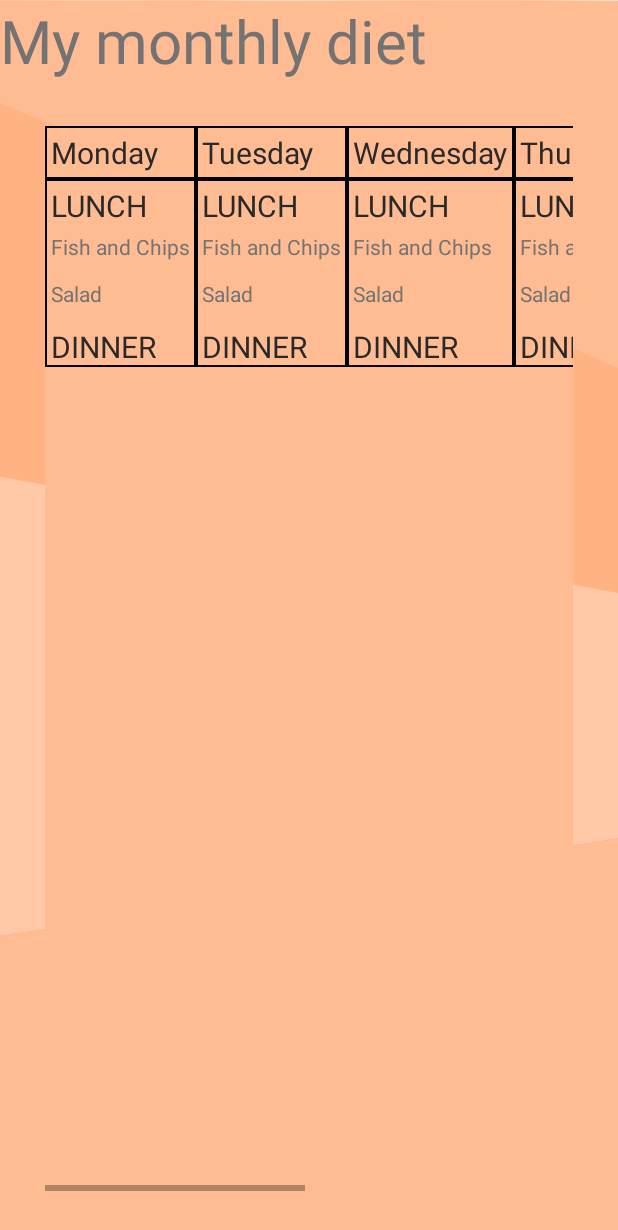
After one commit to Menuing/menuing-android, an Android app: the layout activity_weekly_diet.xml on its own in the app's theme, with its tools: preview values and no code run, on a phone screen of 412 x 824 dp. The commit adds this screen. Shown: the top 1230 px of the screen. Run offline under Robolectric (Android 15) with nearby library versions, the phone set to English and light mode, and no system bars.

Commit message:
weekly diet fisished

```diff
--- /dev/null
+++ b/app/src/main/java/com/example/mrg20/menuing_android/activities/WeeklyDietActivity.java
@@ -0,0 +1,16 @@
+package com.example.mrg20.menuing_android.activities;
+
+import android.os.Bundle;
+import android.support.annotation.Nullable;
+import android.support.v7.app.AppCompatActivity;
+
+import com.example.mrg20.menuing_android.R;
+
+public class WeeklyDietActivity extends AppCompatActivity {
+    @Override
+    protected void onCreate(@Nullable Bundle savedInstanceState) {
+        super.onCreate(savedInstanceState);
+
+        setContentView(R.layout.activity_weekly_diet);
+    }
+}
--- /dev/null
+++ b/app/src/main/res/drawable/table_row_borders.xml
@@ -0,0 +1,9 @@
+<?xml version="1.0" encoding="utf-8"?>
+<layer-list xmlns:android="http://schemas.android.com/apk/res/android">
+    <item>
+        <shape android:shape="rectangle">
+            <stroke android:color="@android:color/black" android:width="1dp"/>
+            <solid android:color="@color/colorPrimary"/>
+        </shape>
+    </item>
+</layer-list>
--- /dev/null
+++ b/app/src/main/res/layout/activity_weekly_diet.xml
@@ -0,0 +1,458 @@
+<?xml version="1.0" encoding="utf-8"?>
+<LinearLayout
+    xmlns:android="http://schemas.android.com/apk/res/android"
+    xmlns:tools="http://schemas.android.com/tools"
+    android:layout_width="match_parent"
+    android:layout_height="match_parent"
+    android:background="@android:color/transparent">
+
+    <LinearLayout
+        android:layout_width="match_parent"
+        android:layout_height="match_parent"
+        android:orientation="vertical"
+        android:background="@drawable/background"
+        android:layout_weight="2">
+
+        <TextView
+            android:id="@+id/allergiesTittle"
+            style="@style/SubTittle"
+            android:layout_width="match_parent"
+            android:layout_height="wrap_content"
+            android:text="@string/monthly_tittle"
+            />
+        <HorizontalScrollView android:id="@+id/ScrollView01"
+            android:layout_width="match_parent"
+            android:layout_height="match_parent"
+            android:layout_margin="30dp"
+            android:background="@android:color/transparent">
+
+            <LinearLayout
+                android:layout_width="wrap_content"
+                android:layout_height="match_parent"
+                android:background="@android:color/transparent"
+                >
+
+                <TableLayout
+                    android:id="@+id/monday_column"
+                    android:layout_width="wrap_content"
+                    android:layout_height="match_parent"
+                    android:layout_weight="1"
+                    android:orientation="vertical"
+                    android:visibility="visible">
+
+                    <TableRow
+                        android:layout_width="wrap_content"
+                        android:layout_height="match_parent"
+                        android:background="@drawable/table_row_borders">
+
+                        <TextView
+                            android:layout_width="wrap_content"
+                            android:layout_height="match_parent"
+                            android:layout_weight="1"
+                            android:text="@string/monday"
+                            android:layout_margin="4dp"
+                            style="@style/SmallText"/>
+
+                    </TableRow>
+
+                    <TableRow
+                        android:layout_width="match_parent"
+                        android:layout_height="match_parent"
+                        android:background="@drawable/table_row_borders">
+                        <LinearLayout
+                            android:layout_width="wrap_content"
+                            android:layout_height="match_parent"
+                            android:orientation="vertical"
+                            android:background="@android:color/transparent">
+                            <TextView
+                                android:layout_width="wrap_content"
+                                android:layout_height="match_parent"
+                                android:layout_weight="1"
+                                android:text="Lunch"
+                                android:layout_margin="4dp"
+                                style="@style/weekly_meal_tittle"/>
+                            <TextView
+                                android:layout_width="wrap_content"
+                                android:layout_height="match_parent"
+                                android:layout_weight="1"
+                                android:text="Fish and Chips"
+                                android:layout_margin="4dp"/>
+                            <TextView
+                                android:layout_width="wrap_content"
+                                android:layout_height="match_parent"
+                                android:layout_weight="1"
+                                android:text="Salad"
+                                android:layout_margin="4dp"/>
+                            <TextView
+                                android:layout_width="wrap_content"
+                                android:layout_height="match_parent"
+                                android:layout_weight="1"
+                                android:text="Dinner"
+                                android:layout_margin="4dp"
+                                style="@style/weekly_meal_tittle"/>
+                        </LinearLayout>
+                    </TableRow>
+                </TableLayout>
+
+                <TableLayout
+                    android:id="@+id/tuesday_column"
+                    android:layout_width="wrap_content"
+                    android:layout_height="match_parent"
+                    android:layout_weight="1">
+
+                    <TableRow
+                        android:layout_width="wrap_content"
+                        android:layout_height="match_parent"
+                        android:background="@drawable/table_row_borders">
+                        <TextView
+                            android:layout_width="wrap_content"
+                            android:layout_height="match_parent"
+                            android:layout_weight="1"
+                            android:text="@string/tuesday"
+                            android:layout_margin="4dp"
+                            style="@style/SmallText"/>
+
+                    </TableRow>
+
+                    <TableRow
+                        android:layout_width="match_parent"
+                        android:layout_height="match_parent"
+                        android:background="@drawable/table_row_borders">
+                        <LinearLayout
+                            android:layout_width="wrap_content"
+                            android:layout_height="match_parent"
+                            android:orientation="vertical"
+                            android:background="@android:color/transparent">
+                            <TextView
+                                android:layout_width="wrap_content"
+                                android:layout_height="match_parent"
+                                android:layout_weight="1"
+                                android:text="Lunch"
+                                android:layout_margin="4dp"
+                                style="@style/weekly_meal_tittle"/>
+                            <TextView
+                                android:layout_width="wrap_content"
+                                android:layout_height="match_parent"
+                                android:layout_weight="1"
+                                android:text="Fish and Chips"
+                                android:layout_margin="4dp"/>
+                            <TextView
+                                android:layout_width="wrap_content"
+                                android:layout_height="match_parent"
+                                android:layout_weight="1"
+                                android:text="Salad"
+                                android:layout_margin="4dp"/>
+                            <TextView
+                                android:layout_width="wrap_content"
+                                android:layout_height="match_parent"
+                                android:layout_weight="1"
+                                android:text="Dinner"
+                                android:layout_margin="4dp"
+                                style="@style/weekly_meal_tittle"/>
+                        </LinearLayout>
+                    </TableRow>
+                </TableLayout>
+
+                <TableLayout
+                    android:id="@+id/wednesday_column"
+                    android:layout_width="wrap_content"
+                    android:layout_height="match_parent"
+                    android:layout_weight="1">
+
+                    <TableRow
+                        android:layout_width="wrap_content"
+                        android:layout_height="match_parent"
+                        android:background="@drawable/table_row_borders">
+
+                        <TextView
+                            android:layout_width="wrap_content"
+                            android:layout_height="match_parent"
+                            android:layout_weight="1"
+                            android:text="@string/wednesday"
+                            android:layout_margin="4dp"
+                            style="@style/SmallText"/>
+
+                    </TableRow>
+
+                    <TableRow
+                        android:layout_width="match_parent"
+                        android:layout_height="match_parent"
+                        android:background="@drawable/table_row_borders">
+                        <LinearLayout
+                            android:layout_width="wrap_content"
+                            android:layout_height="match_parent"
+                            android:orientation="vertical"
+                            android:background="@android:color/transparent">
+                            <TextView
+                                android:layout_width="wrap_content"
+                                android:layout_height="match_parent"
+                                android:layout_weight="1"
+                                android:text="Lunch"
+                                android:layout_margin="4dp"
+                                style="@style/weekly_meal_tittle"/>
+                            <TextView
+                                android:layout_width="wrap_content"
+                                android:layout_height="match_parent"
+                                android:layout_weight="1"
+                                android:text="Fish and Chips"
+                                android:layout_margin="4dp"/>
+                            <TextView
+                                android:layout_width="wrap_content"
+                                android:layout_height="match_parent"
+                                android:layout_weight="1"
+                                android:text="Salad"
+                                android:layout_margin="4dp"/>
+                            <TextView
+                                android:layout_width="wrap_content"
+                                android:layout_height="match_parent"
+                                android:layout_weight="1"
+                                android:text="Dinner"
+                                android:layout_margin="4dp"
+                                style="@style/weekly_meal_tittle"/>
+                        </LinearLayout>
+                    </TableRow>
+                </TableLayout>
+
+                <TableLayout
+                    android:id="@+id/thursday_column"
+                    android:layout_width="wrap_content"
+                    android:layout_height="match_parent"
+                    android:layout_weight="1">
+
+                    <TableRow
+                        android:layout_width="wrap_content"
+                        android:layout_height="match_parent"
+                        android:background="@drawable/table_row_borders">
+
+                        <TextView
+                            android:layout_width="wrap_content"
+                            android:layout_height="match_parent"
+                            android:layout_weight="1"
+                            android:text="@string/thursday"
+                            android:layout_margin="4dp"
+                            style="@style/SmallText"/>
+
+                    </TableRow>
+
+                    <TableRow
+                        android:layout_width="match_parent"
+                        android:layout_height="match_parent"
+                        android:background="@drawable/table_row_borders">
+                        <LinearLayout
+                            android:layout_width="wrap_content"
+                            android:layout_height="match_parent"
+                            android:orientation="vertical"
+                            android:background="@android:color/transparent">
+                            <TextView
+                                android:layout_width="wrap_content"
+                                android:layout_height="match_parent"
+                                android:layout_weight="1"
+                                android:text="Lunch"
+                                android:layout_margin="4dp"
+                                style="@style/weekly_meal_tittle"/>
+                            <TextView
+                                android:layout_width="wrap_content"
+                                android:layout_height="match_parent"
+                                android:layout_weight="1"
+                                android:text="Fish and Chips"
+                                android:layout_margin="4dp"/>
+                            <TextView
+                                android:layout_width="wrap_content"
+                                android:layout_height="match_parent"
+                                android:layout_weight="1"
+                                android:text="Salad"
+                                android:layout_margin="4dp"/>
+                            <TextView
+                                android:layout_width="wrap_content"
+                                android:layout_height="match_parent"
+                                android:layout_weight="1"
+                                android:text="Dinner"
+                                android:layout_margin="4dp"
+                                style="@style/weekly_meal_tittle"/>
+                        </LinearLayout>
+                    </TableRow>
+                </TableLayout>
+
+                <TableLayout
+                    android:id="@+id/friday_column"
+                    android:layout_width="wrap_content"
+                    android:layout_height="match_parent"
+                    android:layout_weight="1">
+
+                    <TableRow
+                        android:layout_width="wrap_content"
+                        android:layout_height="match_parent"
+                        android:background="@drawable/table_row_borders">
+
+                        <TextView
+                            android:layout_width="wrap_content"
+                            android:layout_height="match_parent"
+                            android:layout_weight="1"
+                            android:text="@string/friday"
+                            android:layout_margin="4dp"
+                            style="@style/SmallText"/>
+
+                    </TableRow>
+
+                    <TableRow
+                        android:layout_width="match_parent"
+                        android:layout_height="match_parent"
+                        android:background="@drawable/table_row_borders">
+                        <LinearLayout
+                            android:layout_width="wrap_content"
+                            android:layout_height="match_parent"
+                            android:orientation="vertical"
+                            android:background="@android:color/transparent">
+                            <TextView
+                                android:layout_width="wrap_content"
+                                android:layout_height="match_parent"
+                                android:layout_weight="1"
+                                android:text="Lunch"
+                                android:layout_margin="4dp"
+                                style="@style/weekly_meal_tittle"/>
+                            <TextView
+                                android:layout_width="wrap_content"
+                                android:layout_height="match_parent"
+                                android:layout_weight="1"
+                                android:text="Fish and Chips"
+                                android:layout_margin="4dp"/>
+                            <TextView
+                                android:layout_width="wrap_content"
+                                android:layout_height="match_parent"
+                                android:layout_weight="1"
+                                android:text="Salad"
+                                android:layout_margin="4dp"/>
+                            <TextView
+                                android:layout_width="wrap_content"
+                                android:layout_height="match_parent"
+                                android:layout_weight="1"
+                                android:text="Dinner"
+                                android:layout_margin="4dp"
+                                style="@style/weekly_meal_tittle"/>
+                        </LinearLayout>
+                    </TableRow>
+                </TableLayout>
+                <TableLayout
+                    android:id="@+id/saturday_column"
+                    android:layout_width="wrap_content"
+                    android:layout_height="match_parent"
+                    android:layout_weight="1">
+
+                    <TableRow
+                        android:layout_width="wrap_content"
+                        android:layout_height="match_parent"
+                        android:background="@drawable/table_row_borders">
+
+                        <TextView
+                            android:layout_width="wrap_content"
+                            android:layout_height="match_parent"
+                            android:layout_weight="1"
+                            android:text="@string/saturday"
+                            android:layout_margin="4dp"
+                            style="@style/SmallText"/>
+
+                    </TableRow>
+
+                    <TableRow
+                        android:layout_width="match_parent"
+                        android:layout_height="match_parent"
+                        android:background="@drawable/table_row_borders">
+                        <LinearLayout
+                            android:layout_width="wrap_content"
+                            android:layout_height="match_parent"
+                            android:orientation="vertical"
+                            android:background="@android:color/transparent">
+                            <TextView
+                                android:layout_width="wrap_content"
+                                android:layout_height="match_parent"
+                                android:layout_weight="1"
+                                android:text="Lunch"
+                                android:layout_margin="4dp"
+                                style="@style/weekly_meal_tittle"/>
+                            <TextView
+                                android:layout_width="wrap_content"
+                                android:layout_height="match_parent"
+                                android:layout_weight="1"
+                                android:text="Fish and Chips"
+                                android:layout_margin="4dp"/>
+                            <TextView
+                                android:layout_width="wrap_content"
+                                android:layout_height="match_parent"
+                                android:layout_weight="1"
+                                android:text="Salad"
+                                android:layout_margin="4dp"/>
+                            <TextView
+                                android:layout_width="wrap_content"
+                                android:layout_height="match_parent"
+                                android:layout_weight="1"
+                                android:text="Dinner"
+                                style="@style/weekly_meal_tittle"
+                                android:layout_margin="4dp"/>
+                        </LinearLayout>
+                    </TableRow>
+                </TableLayout>
+                <TableLayout
+                    android:id="@+id/sunday_column"
+                    android:layout_width="wrap_content"
+                    android:layout_height="match_parent"
+                    android:layout_weight="1">
+
+                    <TableRow
+                        android:layout_width="wrap_content"
+                        android:layout_height="match_parent"
+                        android:background="@drawable/table_row_borders">
+
+                        <TextView
+                            android:layout_width="wrap_content"
+                            android:layout_height="match_parent"
+                            android:layout_weight="1"
+                            android:text="@string/sunday"
+                            android:layout_margin="4dp"
+                            style="@style/SmallText"/>
+
+                    </TableRow>
+
+                    <TableRow
+                        android:layout_width="match_parent"
+                        android:layout_height="match_parent"
+                        android:background="@drawable/table_row_borders">
+                        <LinearLayout
+                            android:layout_width="wrap_content"
+                            android:layout_height="match_parent"
+                            android:orientation="vertical"
+                            android:background="@android:color/transparent">
+                            <TextView
+                                android:layout_width="wrap_content"
+                                android:layout_height="match_parent"
+                                android:layout_weight="1"
+                                android:text="Lunch"
+                                android:layout_margin="4dp"
+                                android:background="@android:color/transparent"
+                                style="@style/weekly_meal_tittle"/>
+                            <TextView
+                                android:layout_width="wrap_content"
+                                android:layout_height="match_parent"
+                                android:layout_weight="1"
+                                android:text="Fish and Chips"
+                                android:layout_margin="4dp"/>
+                            <TextView
+                                android:layout_width="wrap_content"
+                                android:layout_height="match_parent"
+                                android:layout_weight="1"
+                                android:text="Salad"
+                                android:layout_margin="4dp"/>
+                            <TextView
+                                android:layout_width="wrap_content"
+                                android:layout_height="match_parent"
+                                android:layout_weight="1"
+                                android:text="Dinner"
+                                android:layout_margin="4dp"
+                                style="@style/weekly_meal_tittle"/>
+                        </LinearLayout>
+                    </TableRow>
+
+                </TableLayout>
+            </LinearLayout>
+        </HorizontalScrollView>
+    </LinearLayout>
+</LinearLayout>
--- a/app/src/main/res/values/strings.xml
+++ b/app/src/main/res/values/strings.xml
@@ -89,4 +89,15 @@
     <string name="reviewRecipe_Title">Recipe name</string>
     <string name="reviewRecipe_IngredientTitle">Ingredients</string>
     <string name="reviewRecipe_StepsTitle">Steps to follow</string>
+
+    <!--WEEK days-->
+    <string name="monday">Monday</string>
+    <string name="tuesday">Tuesday</string>
+    <string name="wednesday">Wednesday</string>
+    <string name="thursday">Thursday</string>
+    <string name="friday">Friday</string>
+    <string name="saturday">Saturday</string>
+    <string name="sunday">Sunday</string>
+
+
 </resources>
--- a/app/src/main/res/values/styles.xml
+++ b/app/src/main/res/values/styles.xml
@@ -27,4 +27,11 @@
         <item name="android:background">@android:color/transparent</item>
     </style>
 
+    <style name="weekly_meal_tittle">
+        <item name="android:textSize">@dimen/normalText</item>
+        <item name="android:textColor">@color/colorText</item>
+        <item name="android:background">@android:color/transparent</item>
+        <item name="android:textAllCaps">true</item>
+    </style>
+
 </resources>
```
Also changed, not shown: app/src/main/java/com/example/mrg20/menuing_android/activities/MonthlyDietActivity.java (+0 -7 lines), 1 other file.
